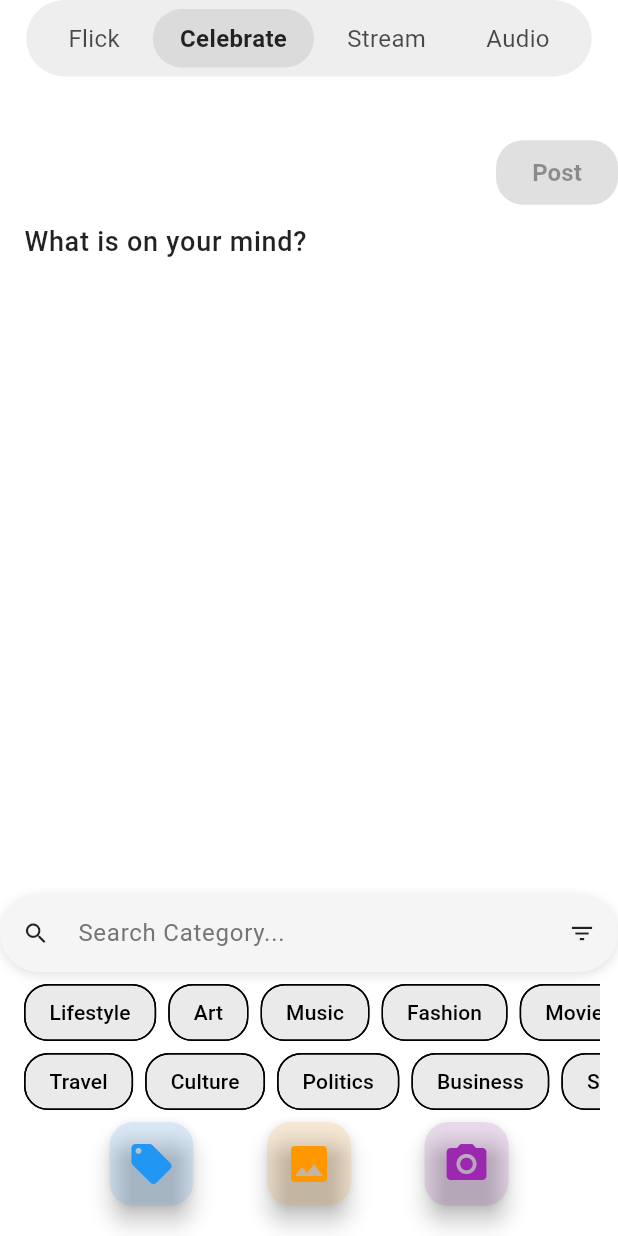
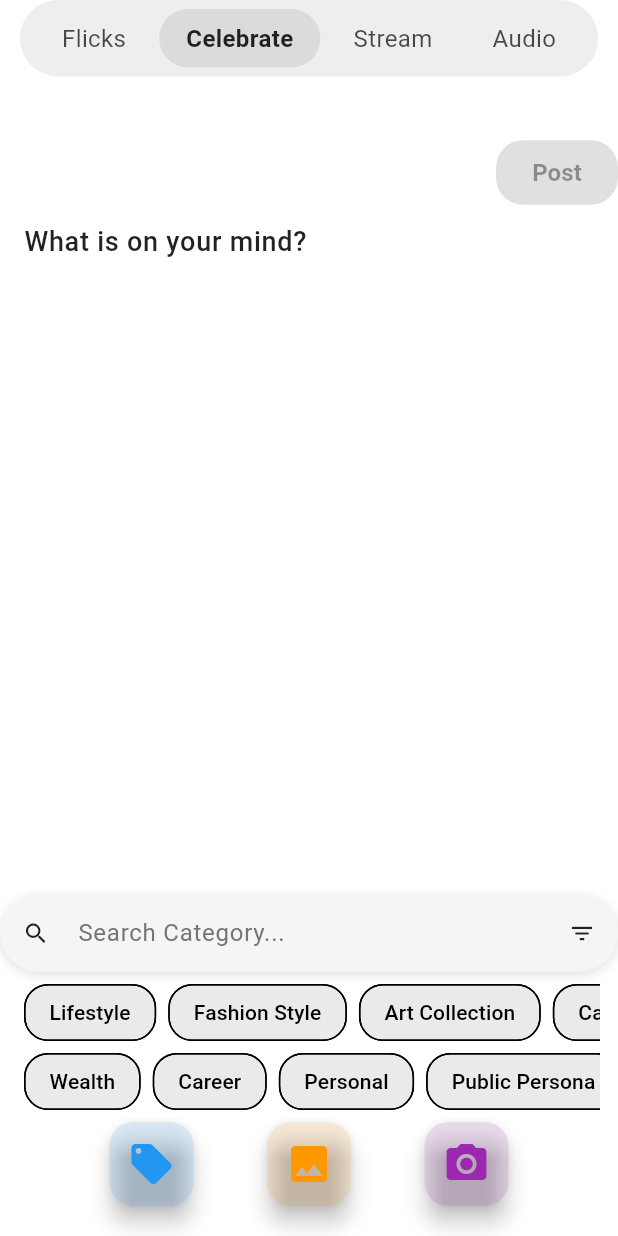
Before and after one commit to Akelo-Shaul/celeb-rating, a Flutter app: the CelebratePage screen opened directly, on a phone screen of 412 x 824 dp. Run offline on Flutter 3.47's test engine with Material 3 defaults, Android fonts, the phone set to English and light mode, and no system bars; our stand-ins replace camera, image_picker, just_audio, lottie, shimmer, video_player; missing offline and left inert: video_thumbnail; accounts and stored records are empty.

Commit message:
Completed Localization bottom nav not localized

```diff
--- a/lib/l10n/app_localizations.dart
+++ b/lib/l10n/app_localizations.dart
@@ -554,7 +554,7 @@ abstract class AppLocalizations {
   /// No description provided for @flick.
   ///
   /// In en, this message translates to:
-  /// **'Flick'**
+  /// **'Flicks'**
   String get flick;
 
   /// No description provided for @celebrate.
@@ -731,35 +731,65 @@ abstract class AppLocalizations {
   /// **'Follow'**
   String get follow;
 
+  /// No description provided for @followers.
+  ///
+  /// In en, this message translates to:
+  /// **'Followers'**
+  String get followers;
+
+  /// No description provided for @posts.
+  ///
+  /// In en, this message translates to:
+  /// **'Posts'**
+  String get posts;
+
   /// No description provided for @events.
   ///
   /// In en, this message translates to:
   /// **'Events'**
   String get events;
 
+  /// No description provided for @pets.
+  ///
+  /// In en, this message translates to:
+  /// **'Pets'**
+  String get pets;
+
+  /// No description provided for @tattoos.
+  ///
+  /// In en, this message translates to:
+  /// **'Tattoos'**
+  String get tattoos;
+
+  /// No description provided for @favourites.
+  ///
+  /// In en, this message translates to:
+  /// **'Favourites'**
+  String get favourites;
+
+  /// No description provided for @talents.
+  ///
+  /// In en, this message translates to:
+  /// **'Talents'**
+  String get talents;
+
   /// No description provided for @viewProfile.
   ///
   /// In en, this message translates to:
-  /// **'VIEW PROFILE'**
+  /// **'View Profile'**
   String get viewProfile;
 
   /// No description provided for @fanTheoriesInteractions.
   ///
   /// In en, this message translates to:
-  /// **'FAN THEORIES & INTERACTIONS'**
+  /// **'Fan Theories & Interactions'**
   String get fanTheoriesInteractions;
 
-  /// No description provided for @noPostsToDisplay.
+  /// No description provided for @socials.
   ///
   /// In en, this message translates to:
-  /// **'No posts to display.'**
-  String get noPostsToDisplay;
-
-  /// No description provided for @noCareerDataAvailable.
-  ///
-  /// In en, this message translates to:
-  /// **'No career data available.'**
-  String get noCareerDataAvailable;
+  /// **'Socials'**
+  String get socials;
 
   /// No description provided for @search.
   ///
@@ -1192,6 +1222,102 @@ abstract class AppLocalizations {
   /// In en, this message translates to:
   /// **'Add Education Information'**
   String get addEducationInfo;
+
+  /// No description provided for @home.
+  ///
+  /// In en, this message translates to:
+  /// **'Home'**
+  String get home;
+
+  /// No description provided for @profile.
+  ///
+  /// In en, this message translates to:
+  /// **'Profile'**
+  String get profile;
+
+  /// No description provided for @cars.
+  ///
+  /// In en, this message translates to:
+  /// **'Cars'**
+  String get cars;
+
+  /// No description provided for @houses.
+  ///
+  /// In en, this message translates to:
+  /// **'Houses'**
+  String get houses;
+
+  /// No description provided for @artCollection.
+  ///
+  /// In en, this message translates to:
+  /// **'Art Collection'**
+  String get artCollection;
+
+  /// No description provided for @watchCollection.
+  ///
+  /// In en, this message translates to:
+  /// **'Watch Collection'**
+  String get watchCollection;
+
+  /// No description provided for @sign.
+  ///
+  /// In en, this message translates to:
+  /// **'Sign'**
+  String get sign;
+
+  /// No description provided for @more.
+  ///
+  /// In en, this message translates to:
+  /// **'... more'**
+  String get more;
+
+  /// No description provided for @showLess.
+  ///
+  /// In en, this message translates to:
+  /// **'show less'**
+  String get showLess;
+
+  /// No description provided for @youRated.
+  ///
+  /// In en, this message translates to:
+  /// **'You rated'**
+  String get youRated;
+
+  /// No description provided for @stars.
+  ///
+  /// In en, this message translates to:
+  /// **'stars'**
+  String get stars;
+
+  /// Snackbar message when user rates a post, with star count.
+  ///
+  /// In en, this message translates to:
+  /// **'You rated {count} stars!'**
+  String youRatedStars(Object count);
+
+  /// No description provided for @liveTab.
+  ///
+  /// In en, this message translates to:
+  /// **'Live'**
+  String get liveTab;
+
+  /// No description provided for @recordedTab.
+  ///
+  /// In en, this message translates to:
+  /// **'Recorded'**
+  String get recordedTab;
+
+  /// No description provided for @captionHint.
+  ///
+  /// In en, this message translates to:
+  /// **'What is on your mind?'**
+  String get captionHint;
+
+  /// No description provided for @searchCategoryHint.
+  ///
+  /// In en, this message translates to:
+  /// **'Search Category...'**
+  String get searchCategoryHint;
 }
 
 class _AppLocalizationsDelegate extends LocalizationsDelegate<AppLocalizations> {
--- a/lib/screens/auth_screen.dart
+++ b/lib/screens/auth_screen.dart
@@ -356,7 +356,7 @@ class _AuthScreenState extends State<AuthScreen> {
     final currentLocale = appState.locale;
     return Scaffold(
       appBar: AppBar(
-        title: Text(AppLocalizations.of(context)!.appTitle),
+        title: Text('Celebrating'),
         actions: [
           DropdownButtonHideUnderline(
             child: DropdownButton<SupportedLanguage>(
--- a/lib/screens/celebrate_page.dart
+++ b/lib/screens/celebrate_page.dart
@@ -36,6 +36,7 @@ class _CelebratePageState extends State<CelebratePage> {
   @override
   Widget build(BuildContext context) {
     final isDark = Theme.of(context).brightness == Brightness.dark;
+    final localizations = AppLocalizations.of(context)!;
     return Scaffold(
       backgroundColor: Colors.white, // Or your background
       body: SafeArea(
@@ -263,10 +264,7 @@ class _CelebratePostTabState extends State<_CelebratePostTab> {
   final TextEditingController _captionController = TextEditingController();
   final TextEditingController _categorySearchController = TextEditingController();
   String _categorySearch = '';
-  final List<String> _categories = [
-    'Lifestyle', 'Art', 'Music', 'Fashion', 'Movies', 'Travel',
-    'Culture', 'Politics', 'Business', 'Sports'
-  ];
+  List<String> _categories = [];
   final List<String> _selectedCategories = [];
   List<XFile> _mediaFiles = [];
   List<bool> _isVideoList = [];
@@ -353,13 +351,28 @@ class _CelebratePostTabState extends State<_CelebratePostTab> {
 
   @override
   Widget build(BuildContext context) {
+    final localizations = AppLocalizations.of(context)!;
+    // Initialize _categories with localized values if empty
+    if (_categories.isEmpty) {
+      _categories = [
+        localizations.lifestyle,
+        localizations.fashionStyle,
+        localizations.artCollection,
+        localizations.cars,
+        localizations.houses,
+        localizations.wealthTab,
+        localizations.careerTab,
+        localizations.personalTab,
+        localizations.publicPersonaTab,
+        localizations.family,
+      ];
+    }
     final filtered = _categorySearch.isEmpty
         ? _categories
         : _categories.where((c) => c.toLowerCase().contains(_categorySearch.toLowerCase())).toList();
     final mid = (filtered.length / 2).ceil();
     final firstLine = filtered.take(mid).toList();
     final secondLine = filtered.skip(mid).toList();
-
     return Scaffold(
       backgroundColor: Colors.transparent,
       resizeToAvoidBottomInset: true,
@@ -386,7 +399,7 @@ class _CelebratePostTabState extends State<_CelebratePostTab> {
                     ),
                     padding: const EdgeInsets.symmetric(horizontal: 24, vertical: 10),
                   ),
-                  child: Text(AppLocalizations.of(context)!.post, style: const TextStyle(fontSize: 16, fontWeight: FontWeight.bold)),
+                  child: Text(localizations.post, style: const TextStyle(fontSize: 16, fontWeight: FontWeight.bold)),
                 ),
               ],
             ),
@@ -473,11 +486,11 @@ class _CelebratePostTabState extends State<_CelebratePostTab> {
                       padding: const EdgeInsets.symmetric(horizontal: 12),
                       child: TextField(
                         controller: _captionController,
-                        decoration: const InputDecoration(
+                        decoration: InputDecoration(
                           border: InputBorder.none,
-                          hintText: 'What is on your mind?',
-                          hintStyle: TextStyle(fontSize: 18, color: Colors.black87, fontWeight: FontWeight.w500),
-                          contentPadding: EdgeInsets.symmetric(vertical: 8, horizontal: 4),
+                          hintText: localizations.captionHint ?? 'What is on your mind?',
+                          hintStyle: const TextStyle(fontSize: 18, color: Colors.black87, fontWeight: FontWeight.w500),
+                          contentPadding: const EdgeInsets.symmetric(vertical: 8, horizontal: 4),
                         ),
                         style: const TextStyle(fontSize: 18, color: Colors.black),
                         maxLines: 2,
@@ -489,7 +502,7 @@ class _CelebratePostTabState extends State<_CelebratePostTab> {
             ),
             AppSearchBar(
               controller: _categorySearchController,
-              hintText: 'Search Category...',
+              hintText: localizations.searchCategoryHint ?? 'Search Category...',
               onChanged: (value) {
                 setState(() {
                   _categorySearch = value;
@@ -869,9 +882,13 @@ class _MediaPreviewScreenState extends State<MediaPreviewScreen> {
 }
 
 Widget _streamCelebrateTab() {
-  return const Center(child: Text('Stream Tab'));
+  return Builder(
+    builder: (context) => Center(child: Text(AppLocalizations.of(context)!.streamTab)),
+  );
 }
 
 Widget audioCelebrateTab() {
-  return const Center(child: Text('Audio Tab'));
+  return Builder(
+    builder: (context) => Center(child: Text(AppLocalizations.of(context)!.audioTab)),
+  );
 }
```
Also changed, not shown: lib/l10n/app_en.arb (+43 -5 lines), lib/l10n/app_localizations_en.dart (+70 -5 lines), lib/l10n/app_localizations_sw.dart (+72 -7 lines), lib/l10n/app_sw.arb (+43 -3 lines), lib/screens/feed_screen.dart (+7 -3 lines), lib/screens/profile_page.dart (+64 -40 lines), lib/screens/stream_page.dart (+12 -7 lines), lib/widgets/bottom_navigation.dart (+14 -6 lines), lib/widgets/post_card.dart (+20 -18 lines).
